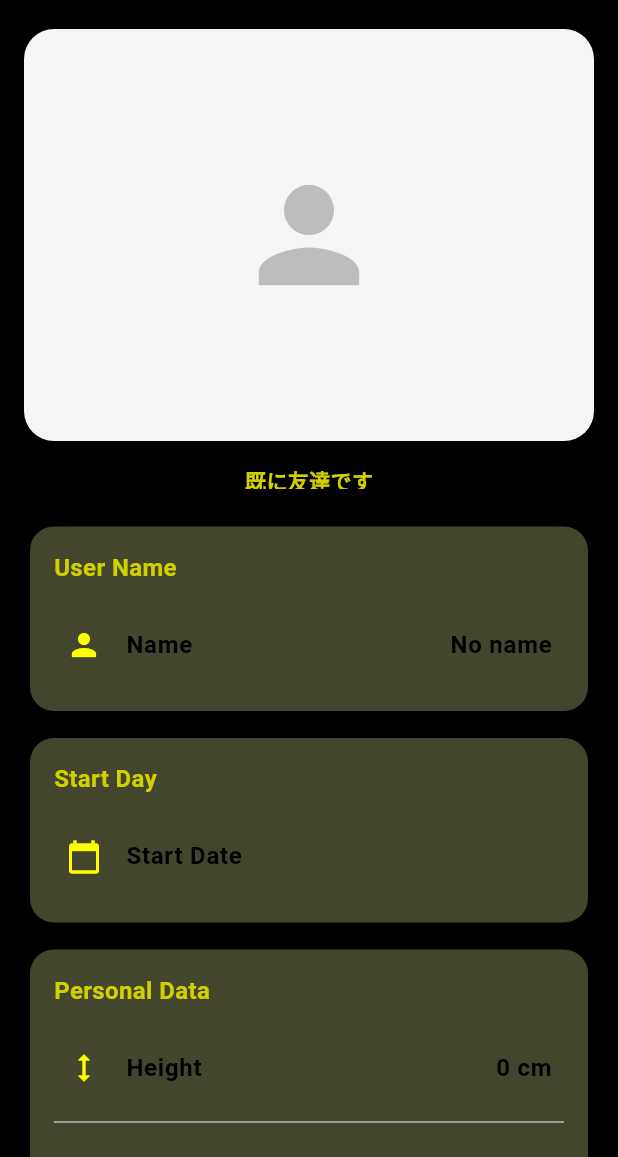
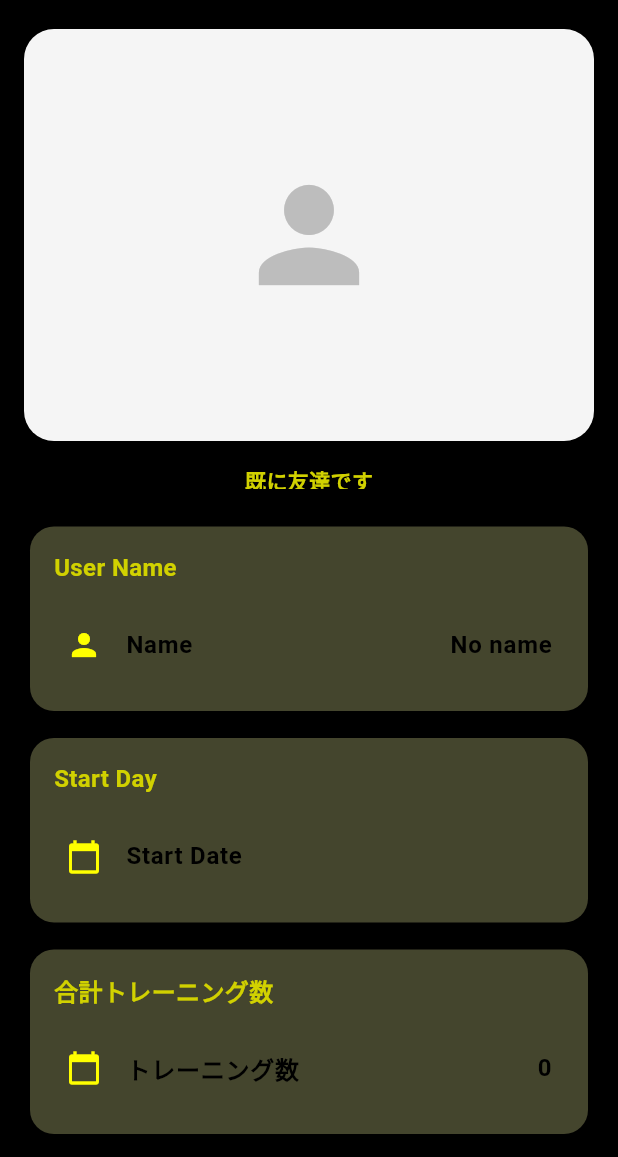
Before and after one commit to mrmmm0128/mascleShare, a Flutter app: the otherProfileScreen screen opened directly with empty values, on a phone screen of 412 x 824 dp, the part 79-1236 px from its top. Run offline on Flutter 3.47's test engine with Material 3 defaults, Android fonts, the phone set to English and light mode, and no system bars; our stand-ins replace cloud_firestore, cloud_functions, device_info_plus, firebase_core, firebase_messaging, firebase_storage and 5 more; missing offline and left inert: dart:html, flutter_mentions; accounts and stored records are empty.

Commit message:
一応動作確認頼みたい

```diff
--- a/lib/pages/otherProfile.dart
+++ b/lib/pages/otherProfile.dart
@@ -33,6 +33,7 @@ class _otherProfileScreenState extends State<otherProfileScreen> {
   List<String> deviceIds = [];
   List<dynamic> request = [];
   bool sentRequestNow = false;
+  int totalTraining = 0;
 
   @override
   void initState() {
@@ -48,6 +49,18 @@ class _otherProfileScreenState extends State<otherProfileScreen> {
         .collection(myDeviceId)
         .doc("profile")
         .get();
+    DocumentSnapshot snapshotHistory = await FirebaseFirestore.instance
+        .collection(widget.deviceId)
+        .doc("history")
+        .get();
+
+    if (snapshotHistory.exists && snapshotHistory.data() != null) {
+      final data = snapshotHistory.data() as Map<String, dynamic>;
+      totalTraining = data.length;
+    } else {
+      totalTraining = 0;
+    }
+
     if (snapshot.exists) {
       if (snapshot.data() != null &&
           (snapshot.data() as Map<String, dynamic>)
@@ -443,6 +456,26 @@ class _otherProfileScreenState extends State<otherProfileScreen> {
                   ),
 
                   PS.buildSectionCard(
+                    title: "合計トレーニング数",
+                    child: ListTile(
+                      leading: Icon(Icons.calendar_today,
+                          color: Colors.yellowAccent),
+                      title: Text("トレーニング数",
+                          style: TextStyle(
+                              fontWeight: FontWeight.bold,
+                              color: Colors.black)),
+                      trailing: Text(
+                        totalTraining.toString(),
+                        style: TextStyle(
+                            fontSize: 16,
+                            fontWeight: FontWeight.bold,
+                            color: Colors.black),
+                      ),
+                      contentPadding: EdgeInsets.symmetric(horizontal: 8),
+                    ),
+                  ),
+
+                  PS.buildSectionCard(
                     title: "Personal Data",
                     child: Column(
                       children: [
```
Also changed, not shown: lib/pages/BestRecordsInput.dart (+67 -38 lines).
